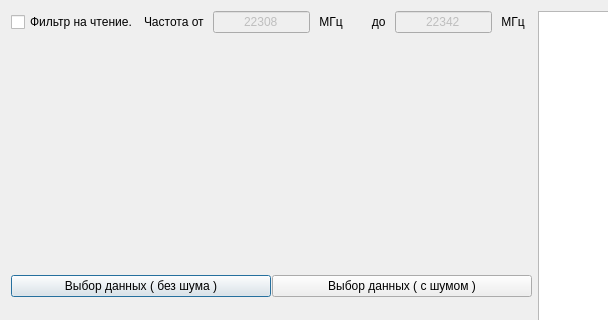
Above: gui.ui from SkorEgor/scientific_work_in_python before the change; both pictures show x 0 to 608 and y 0 to 320 of the 810 by 572 pixel window. Below: the same form after it.
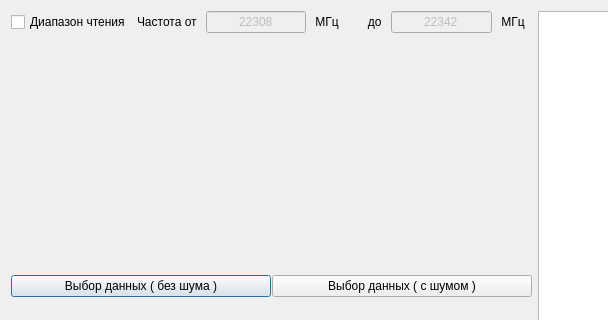
That is the form after the change.

Commit message: axis_name

Diff of the .ui file:
```diff
--- a/gui.ui
+++ b/gui.ui
@@ -27,7 +27,7 @@
              <item>
               <widget class="QCheckBox" name="checkBox_read_filter">
                <property name="text">
-                <string>Фильтр на чтение.</string>
+                <string>Диапазон чтения</string>
                </property>
               </widget>
              </item>
```
The commit also changes 2 other files.
